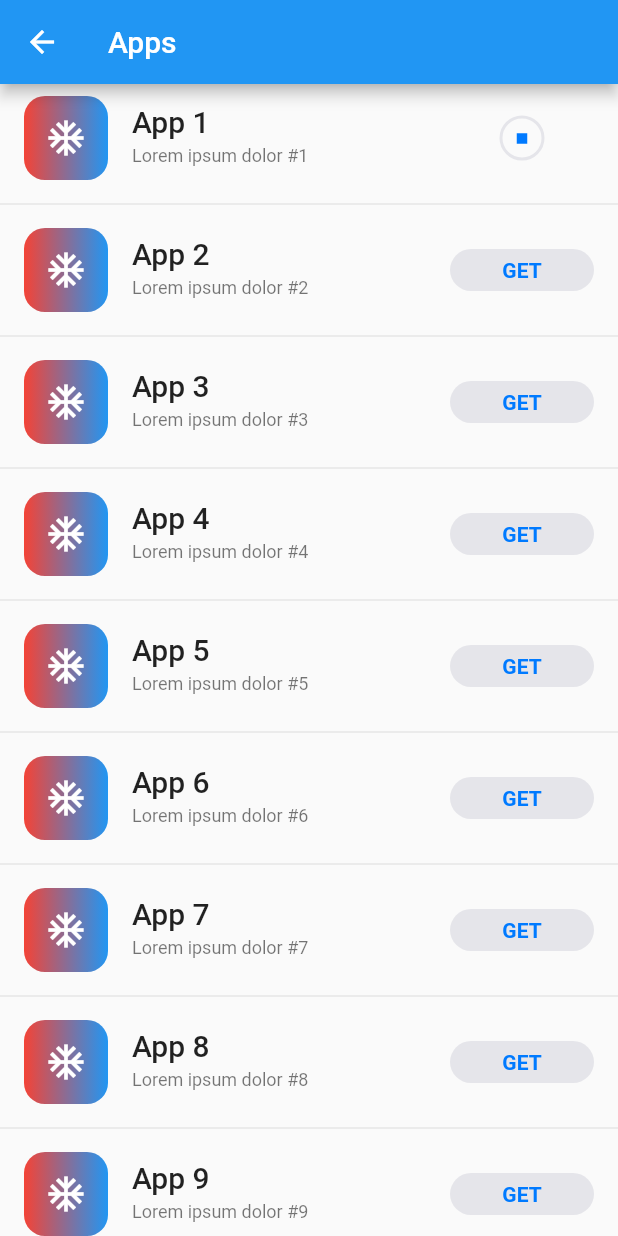
After one commit to AccOlaDe-peng/flutter, a Flutter app: the EffDownLoad screen opened by its route, after a tap on "GET", on a phone screen of 412 x 824 dp. The commit adds this screen. Run offline on Flutter 3.47's test engine with Material 2 defaults, Android fonts, the phone set to English and light mode, and no system bars.

Commit message:
fix:  添加页面

```diff
--- a/lib/Routers.dart
+++ b/lib/Routers.dart
@@ -3,6 +3,7 @@ import 'package:my_app/screens/animation_gesture.dart';
 import 'package:my_app/screens/animation_opacity.dart';
 import 'package:my_app/screens/design_snackbars.dart';
 import 'package:my_app/screens/design_tab.dart';
+import 'package:my_app/screens/effects_download.dart';
 import 'package:my_app/screens/home.dart';
 import 'package:my_app/screens/animation_switch_page.dart';
 
@@ -14,6 +15,7 @@ class Routers {
   static const String page4 = '/page4';
   static const String snack = '/snack';
   static const String tab = '/tab';
+  static const String download = '/download';
   static final routes = {
     home: (context) => const Home(),
     page1: (context) => const Page1(),
@@ -22,6 +24,7 @@ class Routers {
     page4: (context) => const Page4(),
     snack: (context) => const SnackBarDemo(),
     tab: (context) => const TabBarDemo(),
+    download: (context) => const EffDownLoad(),
   };
   static onGenerateRoute(settings) {
     print(settings.name);
--- /dev/null
+++ b/lib/screens/effects_download.dart
@@ -0,0 +1,395 @@
+import 'package:flutter/cupertino.dart';
+import 'package:flutter/material.dart';
+
+@immutable
+class EffDownLoad extends StatefulWidget {
+  const EffDownLoad({super.key});
+
+  @override
+  State<EffDownLoad> createState() => _EffDownLoad();
+}
+
+class _EffDownLoad extends State<EffDownLoad> {
+  late final List<DownloadController> _downloadControllers;
+
+  @override
+  void initState() {
+    super.initState();
+    _downloadControllers = List<DownloadController>.generate(
+      20,
+      (index) => SimulatedDownloadController(onOpenDownload: () {
+        _openDownload(index);
+      }),
+    );
+  }
+
+  void _openDownload(int index) {
+    ScaffoldMessenger.of(context).showSnackBar(
+      SnackBar(
+        content: Text('Open App ${index + 1}'),
+      ),
+    );
+  }
+
+  @override
+  Widget build(BuildContext context) {
+    return Scaffold(
+      appBar: AppBar(title: const Text('Apps')),
+      body: ListView.separated(
+        itemCount: _downloadControllers.length,
+        separatorBuilder: (_, __) => const Divider(),
+        itemBuilder: _buildListItem,
+      ),
+    );
+  }
+
+  Widget _buildListItem(BuildContext context, int index) {
+    final theme = Theme.of(context);
+    final downloadController = _downloadControllers[index];
+
+    return ListTile(
+      leading: const DemoAppIcon(),
+      title: Text(
+        'App ${index + 1}',
+        overflow: TextOverflow.ellipsis,
+        style: theme.textTheme.titleLarge,
+      ),
+      subtitle: Text(
+        'Lorem ipsum dolor #${index + 1}',
+        overflow: TextOverflow.ellipsis,
+        style: theme.textTheme.bodySmall,
+      ),
+      trailing: SizedBox(
+        width: 96,
+        child: AnimatedBuilder(
+          animation: downloadController,
+          builder: (context, child) {
+            return DownloadButton(
+              status: downloadController.downloadStatus,
+              downloadProgress: downloadController.progress,
+              onDownload: downloadController.startDownload,
+              onCancel: downloadController.stopDownload,
+              onOpen: downloadController.openDownload,
+            );
+          },
+        ),
+      ),
+    );
+  }
+}
+
+@immutable
+class DemoAppIcon extends StatelessWidget {
+  const DemoAppIcon({super.key});
+
+  @override
+  Widget build(BuildContext context) {
+    return const AspectRatio(
+      aspectRatio: 1,
+      child: FittedBox(
+        child: SizedBox(
+          width: 80,
+          height: 80,
+          child: DecoratedBox(
+            decoration: BoxDecoration(
+              gradient: LinearGradient(
+                colors: [Colors.red, Colors.blue],
+              ),
+              borderRadius: BorderRadius.all(Radius.circular(20)),
+            ),
+            child: Center(
+              child: Icon(
+                Icons.ac_unit,
+                color: Colors.white,
+                size: 40,
+              ),
+            ),
+          ),
+        ),
+      ),
+    );
+  }
+}
+
+enum DownloadStatus {
+  notDownloaded,
+  fetchingDownload,
+  downloading,
+  downloaded,
+}
+
+abstract class DownloadController implements ChangeNotifier {
+  DownloadStatus get downloadStatus;
+  double get progress;
+
+  void startDownload();
+  void stopDownload();
+  void openDownload();
+}
+
+class SimulatedDownloadController extends DownloadController
+    with ChangeNotifier {
+  SimulatedDownloadController({
+    DownloadStatus downloadStatus = DownloadStatus.notDownloaded,
+    double progress = 0.0,
+    required VoidCallback onOpenDownload,
+  })  : _downloadStatus = downloadStatus,
+        _progress = progress,
+        _onOpenDownload = onOpenDownload;
+
+  DownloadStatus _downloadStatus;
+  @override
+  DownloadStatus get downloadStatus => _downloadStatus;
+
+  double _progress;
+  @override
+  double get progress => _progress;
+
+  final VoidCallback _onOpenDownload;
+
+  bool _isDownloading = false;
+
+  @override
+  void startDownload() {
+    if (downloadStatus == DownloadStatus.notDownloaded) {
+      _doSimulatedDownload();
+    }
+  }
+
+  @override
+  void stopDownload() {
+    if (_isDownloading) {
+      _isDownloading = false;
+      _downloadStatus = DownloadStatus.notDownloaded;
+      _progress = 0.0;
+      notifyListeners();
+    }
+  }
+
+  @override
+  void openDownload() {
+    if (downloadStatus == DownloadStatus.downloaded) {
+      _onOpenDownload();
+    }
+  }
+
+  Future<void> _doSimulatedDownload() async {
+    _isDownloading = true;
+    _downloadStatus = DownloadStatus.fetchingDownload;
+    notifyListeners();
+
+    // Wait a second to simulate fetch time.
+    await Future<void>.delayed(const Duration(seconds: 1));
+
+    // If the user chose to cancel the download, stop the simulation.
+    if (!_isDownloading) {
+      return;
+    }
+
+    // Shift to the downloading phase.
+    _downloadStatus = DownloadStatus.downloading;
+    notifyListeners();
+
+    const downloadProgressStops = [0.0, 0.15, 0.45, 0.8, 1.0];
+    for (final stop in downloadProgressStops) {
+      // Wait a second to simulate varying download speeds.
+      await Future<void>.delayed(const Duration(seconds: 1));
+
+      // If the user chose to cancel the download, stop the simulation.
+      if (!_isDownloading) {
+        return;
+      }
+
+      // Update the download progress.
+      _progress = stop;
+      notifyListeners();
+    }
+
+    // Wait a second to simulate a final delay.
+    await Future<void>.delayed(const Duration(seconds: 1));
+
+    // If the user chose to cancel the download, stop the simulation.
+    if (!_isDownloading) {
+      return;
+    }
+
+    // Shift to the downloaded state, completing the simulation.
+    _downloadStatus = DownloadStatus.downloaded;
+    _isDownloading = false;
+    notifyListeners();
+  }
+}
+
+@immutable
+class DownloadButton extends StatelessWidget {
+  const DownloadButton({
+    super.key,
+    required this.status,
+    this.downloadProgress = 0.0,
+    required this.onDownload,
+    required this.onCancel,
+    required this.onOpen,
+    this.transitionDuration = const Duration(milliseconds: 500),
+  });
+
+  final DownloadStatus status;
+  final double downloadProgress;
+  final VoidCallback onDownload;
+  final VoidCallback onCancel;
+  final VoidCallback onOpen;
+  final Duration transitionDuration;
+
+  bool get _isDownloading => status == DownloadStatus.downloading;
+
+  bool get _isFetching => status == DownloadStatus.fetchingDownload;
+
+  bool get _isDownloaded => status == DownloadStatus.downloaded;
+
+  void _onPressed() {
+    switch (status) {
+      case DownloadStatus.notDownloaded:
+        onDownload();
+        break;
+      case DownloadStatus.fetchingDownload:
+        // do nothing.
+        break;
+      case DownloadStatus.downloading:
+        onCancel();
+        break;
+      case DownloadStatus.downloaded:
+        onOpen();
+        break;
+    }
+  }
+
+  @override
+  Widget build(BuildContext context) {
+    return GestureDetector(
+      onTap: _onPressed,
+      child: Stack(
+        children: [
+          ButtonShapeWidget(
+            transitionDuration: transitionDuration,
+            isDownloaded: _isDownloaded,
+            isDownloading: _isDownloading,
+            isFetching: _isFetching,
+          ),
+          Positioned.fill(
+            child: AnimatedOpacity(
+              duration: transitionDuration,
+              opacity: _isDownloading || _isFetching ? 1.0 : 0.0,
+              curve: Curves.ease,
+              child: Stack(
+                alignment: Alignment.center,
+                children: [
+                  ProgressIndicatorWidget(
+                    downloadProgress: downloadProgress,
+                    isDownloading: _isDownloading,
+                    isFetching: _isFetching,
+                  ),
+                  if (_isDownloading)
+                    const Icon(
+                      Icons.stop,
+                      size: 14,
+                      color: CupertinoColors.activeBlue,
+                    ),
+                ],
+              ),
+            ),
+          ),
+        ],
+      ),
+    );
+  }
+}
+
+@immutable
+class ButtonShapeWidget extends StatelessWidget {
+  const ButtonShapeWidget({
+    super.key,
+    required this.isDownloading,
+    required this.isDownloaded,
+    required this.isFetching,
+    required this.transitionDuration,
+  });
+
+  final bool isDownloading;
+  final bool isDownloaded;
+  final bool isFetching;
+  final Duration transitionDuration;
+
+  @override
+  Widget build(BuildContext context) {
+    var shape = const ShapeDecoration(
+      shape: StadiumBorder(),
+      color: CupertinoColors.lightBackgroundGray,
+    );
+
+    if (isDownloading || isFetching) {
+      shape = ShapeDecoration(
+        shape: const CircleBorder(),
+        color: Colors.white.withOpacity(0),
+      );
+    }
+
+    return AnimatedContainer(
+      duration: transitionDuration,
+      curve: Curves.ease,
+      width: double.infinity,
+      decoration: shape,
+      child: Padding(
+        padding: const EdgeInsets.symmetric(vertical: 6),
+        child: AnimatedOpacity(
+          duration: transitionDuration,
+          opacity: isDownloading || isFetching ? 0.0 : 1.0,
+          curve: Curves.ease,
+          child: Text(
+            isDownloaded ? 'OPEN' : 'GET',
+            textAlign: TextAlign.center,
+            style: Theme.of(context).textTheme.labelLarge?.copyWith(
+                  fontWeight: FontWeight.bold,
+                  color: CupertinoColors.activeBlue,
+                ),
+          ),
+        ),
+      ),
+    );
+  }
+}
+
+@immutable
+class ProgressIndicatorWidget extends StatelessWidget {
+  const ProgressIndicatorWidget({
+    super.key,
+    required this.downloadProgress,
+    required this.isDownloading,
+    required this.isFetching,
+  });
+
+  final double downloadProgress;
+  final bool isDownloading;
+  final bool isFetching;
+
+  @override
+  Widget build(BuildContext context) {
+    return AspectRatio(
+      aspectRatio: 1,
+      child: TweenAnimationBuilder<double>(
+        tween: Tween(begin: 0, end: downloadProgress),
+        duration: const Duration(milliseconds: 200),
+        builder: (context, progress, child) {
+          return CircularProgressIndicator(
+            backgroundColor: isDownloading
+                ? CupertinoColors.lightBackgroundGray
+                : Colors.white.withOpacity(0),
+            valueColor: AlwaysStoppedAnimation(isFetching
+                ? CupertinoColors.lightBackgroundGray
+                : CupertinoColors.activeBlue),
+            strokeWidth: 2,
+            value: isFetching ? null : progress,
+          );
+        },
+      ),
+    );
+  }
+}
--- a/lib/screens/home.dart
+++ b/lib/screens/home.dart
@@ -46,6 +46,12 @@ class Home extends StatelessWidget {
               title: const Text('TabBarDemo'),
               onTap: () {
                 Navigator.of(context).pushNamed(Routers.tab);
+              },
+            ),
+            ListTile(
+              title: const Text('EffDownLoad'),
+              onTap: () {
+                Navigator.of(context).pushNamed(Routers.download);
               },
             ),
           ],
@@ -102,6 +108,12 @@ class Home extends StatelessWidget {
                   Navigator.of(context).pushNamed(Routers.tab);
                 },
               ),
+              ListTile(
+                title: const Text('EffDownLoad'),
+                onTap: () {
+                  Navigator.of(context).pushNamed(Routers.download);
+                },
+              ),
             ],
           ),
         ));
```
